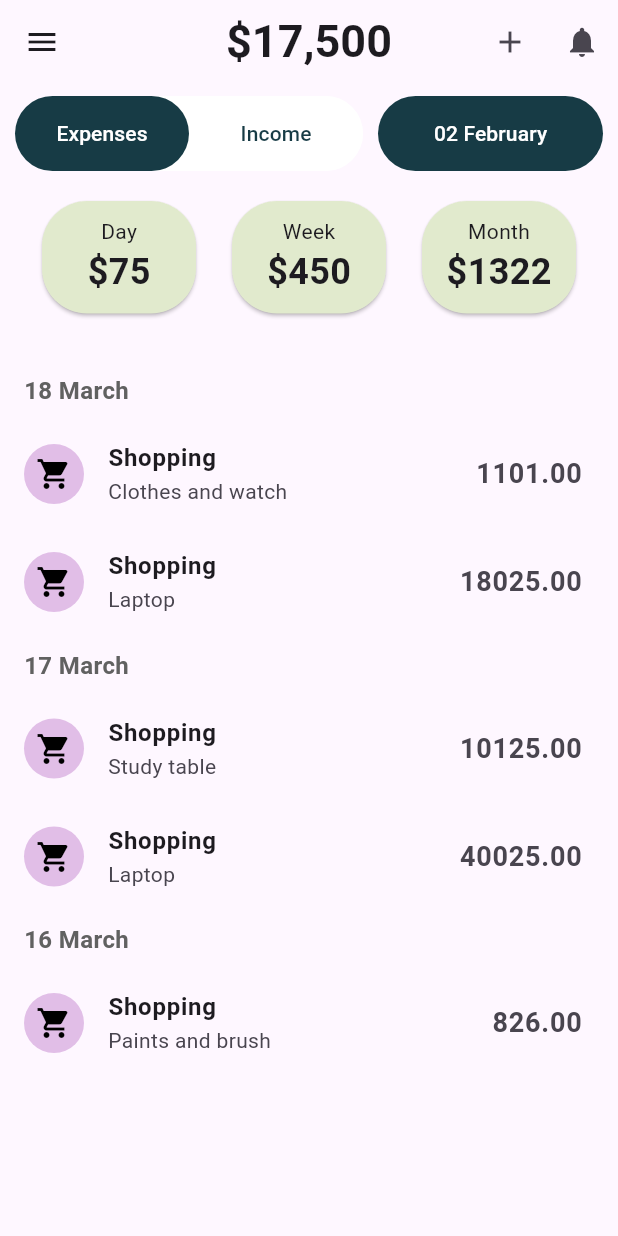
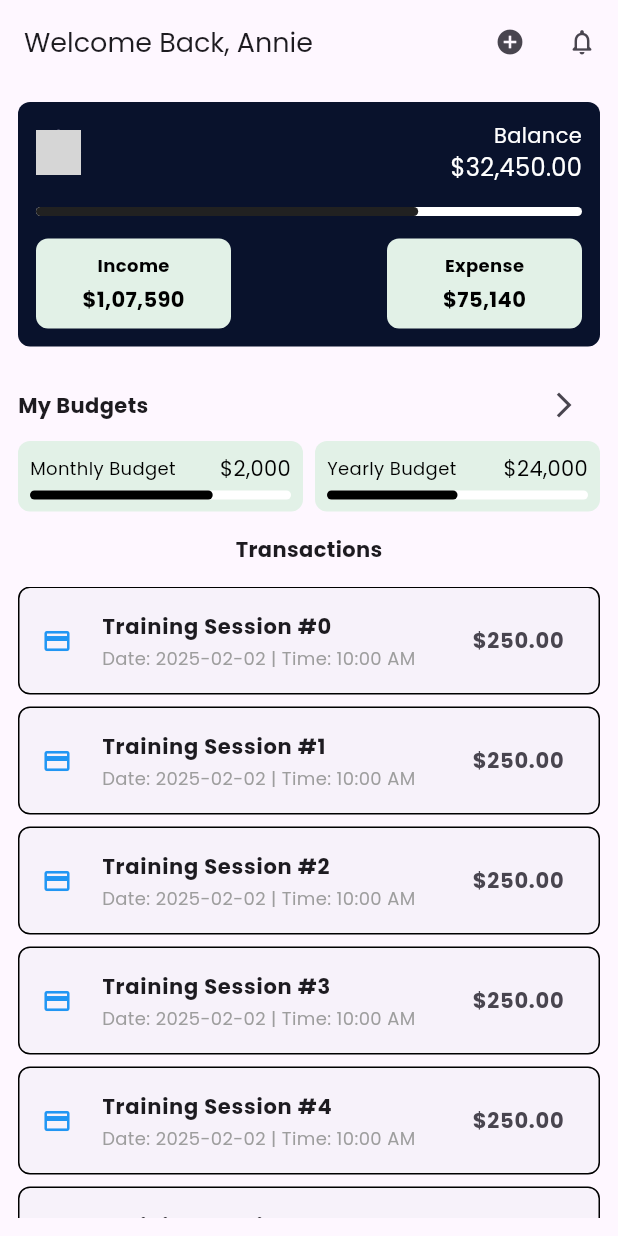
Before and after one commit to anjumArnab/Spend-Wise, a Flutter app: the screen it shows after launch, on a phone screen of 412 x 824 dp. Run offline on Flutter 3.47's test engine with Material 3 defaults, Android fonts, the phone set to English and light mode, and no system bars; our stand-ins replace flutter_local_notifications, google_fonts; grey boxes are pictures that could not be loaded.

Commit message:
ui updated

```diff
--- a/lib/main.dart
+++ b/lib/main.dart
@@ -1,4 +1,5 @@
 import 'package:flutter/material.dart';
+import 'package:google_fonts/google_fonts.dart';
 import 'package:spend_wise/screens/homepage.dart';
 
 void main() {
@@ -13,7 +14,7 @@ class SpendWise extends StatelessWidget {
     return MaterialApp(
       debugShowCheckedModeBanner: false,
       theme: ThemeData(
-        fontFamily: 'Roboto',
+        textTheme: GoogleFonts.poppinsTextTheme()
       ),
       title: 'Spend Wise',
       home: const HomePage(),
--- a/lib/screens/homepage.dart
+++ b/lib/screens/homepage.dart
@@ -1,7 +1,5 @@
 import 'package:flutter/material.dart';
-import 'package:spend_wise/models/transaction.dart';
 import 'package:spend_wise/screens/drawer.dart';
-import 'package:intl/intl.dart';
 import 'package:spend_wise/screens/showModalBottomSheet.dart';
 import 'package:spend_wise/screens/signUpScreen.dart';
 
@@ -13,15 +11,13 @@ class HomePage extends StatefulWidget {
 }
 
 class _HomePageState extends State<HomePage> {
-  int selectedButton = 0;
-  String formattedDate = DateFormat('dd MMMM').format(DateTime.now());
-
   void _bottomSheet() {
     showModalBottomSheet(
       context: context,
       isScrollControlled: true, // Allows height customization
-    shape: RoundedRectangleBorder(
-      borderRadius: BorderRadius.vertical(top: Radius.circular(20)), // Rounded top corners
+      shape: const RoundedRectangleBorder(
+        borderRadius: BorderRadius.vertical(
+            top: Radius.circular(20)), // Rounded top corners
       ),
       backgroundColor: Colors.white, // Background color of the modal
       builder: (context) {
@@ -44,267 +40,153 @@ class _HomePageState extends State<HomePage> {
     );
   }
 
+  void _login() {
+    Navigator.of(context).push(
+      MaterialPageRoute(
+        builder: (context) => SignUpScreen(),
+      ),
+    );
+  }
 
-  Future<void> _selectDate(BuildContext context) async {
-    DateTime? pickedDate = await showDialog(
-      context: context,
-      builder: (BuildContext context) {
-        return Theme(
-          data: ThemeData(
-            dialogTheme: DialogTheme(
-              shape: RoundedRectangleBorder(
-                borderRadius: BorderRadius.circular(0), // Makes it square
+  void _drawer() {
+    Navigator.of(context).push(
+      MaterialPageRoute(
+        builder: (context) => CustomDrawer(
+          email: "",
+          username: "",
+          profilePictureUrl: "",
+          onLogIn: _login,
+          isBackupEnabled: false,
+          onBackupToggle: (bool value) {},
+          onLogout: () {},
+          onExit: () {},
         ),
       ),
-          ),
-          child: DatePickerDialog(
-            initialDate: DateTime.now(),
-            firstDate: DateTime(2000),
-            lastDate: DateTime(2100),
-          ),
     );
-      },
-    );
-
-    if (pickedDate != null) {
-      setState(() {
-        formattedDate = DateFormat('dd MMMM').format(pickedDate);
-      });
   }
-  }
-
-  final List<Transaction> transactions = [
-    Transaction(date: DateTime(2024, 3, 18), category: "Shopping", description: "Clothes and watch", amount: 1101.00),
-    Transaction(date: DateTime(2024, 3, 18), category: "Shopping", description: "Laptop", amount: 18025.00),
-    Transaction(date: DateTime(2024, 3, 17), category: "Shopping", description: "Study table", amount: 10125.00),
-    Transaction(date: DateTime(2024, 3, 17), category: "Shopping", description: "Laptop", amount: 40025.00),
-    Transaction(date: DateTime(2024, 3, 16), category: "Shopping", description: "Paints and brush", amount: 826.00),
-  ];
 
   @override
   Widget build(BuildContext context) {
     return Scaffold(
-      drawer: CustomDrawer(
-        username: 'John Doe',
-        email: "johndoe@gmail.com",
-        profilePictureUrl: "",
-        onLogIn: () {
-          Navigator.pushReplacement(
-            context,
-            MaterialPageRoute(
-              builder: (context) => const SignUpScreen(),
-            ),
-          );
-        },
-        isBackupEnabled: false,
-        onBackupToggle: (_) {},
-        onLogout: () {},
-        onExit: () {},
-      ),
       appBar: AppBar(
-        title: const Text(
-          "\$17,500",
-          style: TextStyle(fontSize: 30, fontWeight: FontWeight.bold),
-        ),
-        centerTitle: true,
+        title:
+            const Text("Welcome Back, Annie", style: TextStyle(fontSize: 18)),
         actions: [
           IconButton(
-            icon: const Icon(Icons.add),
+            icon: const Icon(Icons.add_circle_sharp, size: 20),
             onPressed: _bottomSheet,
           ),
           IconButton(
-            icon: const Icon(Icons.notifications),
+            icon: const Icon(Icons.notifications_none_rounded, size: 20),
             onPressed: () {},
           ),
         ],
       ),
-      body: Column(
+      body: Padding(
+        padding: const EdgeInsets.all(12),
+        child: Column(
           children: [
-          Padding(
-            padding:
-                const EdgeInsets.symmetric(horizontal: 10.0, vertical: 8.0),
-            child: Row(
+            Container(
+              padding: const EdgeInsets.all(12),
+              width: double.infinity,
+              decoration: BoxDecoration(
+                color: const Color.fromRGBO(9, 18, 44, 1.0),
+                borderRadius: BorderRadius.circular(8),
+              ),
+              child: Column(
+                crossAxisAlignment: CrossAxisAlignment.start,
                 children: [
-                Expanded(
-                  child: Container(
-                    height: 50,
-                    decoration: BoxDecoration(
-                      color: Colors.white,
-                      borderRadius: BorderRadius.circular(30),
-                    ),
-                    child: Row(
+                  Row(
                     children: [
-                        Expanded(
-                          child: ElevatedButton(
-                            onPressed: () {
-                              setState(() {
-                                selectedButton = 0;
-                              });
-                            },
-                            style: ElevatedButton.styleFrom(
-                              elevation: 0,
-                              minimumSize: const Size(0, 0),
-                              foregroundColor: selectedButton == 0
-                                  ? Colors.white
-                                  : Color.fromRGBO(23, 59, 69, 1),
-                              backgroundColor: selectedButton == 0
-                                  ? Color.fromRGBO(23, 59, 69, 1)
-                                  : Colors.white,
-                              shape: RoundedRectangleBorder(
-                                borderRadius: BorderRadius.circular(30),
+                      GestureDetector(
+                        onTap: _drawer,
+                        child: const CircleAvatar(
+                          radius: 15,
+                          backgroundImage:
+                              AssetImage("assets/images/annie.jpg"),
                         ),
                       ),
-                            child: const SizedBox.expand(
-                              child: Center(child: Text('Expenses')),
+                      const Spacer(),
+                      const Column(
+                        crossAxisAlignment: CrossAxisAlignment.end,
+                        children: [
+                          Text("Balance",
+                              style:
+                                  TextStyle(color: Colors.white, fontSize: 14)),
+                          Text("\$32,450.00",
+                              style:
+                                  TextStyle(color: Colors.white, fontSize: 16)),
+                        ],
+                      ),
+                    ],
+                  ),
+                  const SizedBox(height: 15),
+                  SizedBox(
+                    width: double.infinity,
+                    height: 6,
+                    child: LinearProgressIndicator(
+                      borderRadius: BorderRadius.circular(8),
+                      value: 0.7,
+                      backgroundColor: Colors.white,
+                      valueColor: const AlwaysStoppedAnimation<Color>(
+                          Color.fromRGBO(33, 33, 33, 1.0)),
                     ),
                   ),
+                  const SizedBox(height: 15),
+                  Row(
+                    mainAxisAlignment: MainAxisAlignment.spaceBetween,
+                    children: [
+                      Container(
+                        width: 130,
+                        height: 60,
+                        decoration: BoxDecoration(
+                          color: const Color.fromRGBO(226, 241, 231, 1.0),
+                          borderRadius: BorderRadius.circular(8),
                         ),
-                        Expanded(
-                          child: ElevatedButton(
-                            onPressed: () {
-                              setState(() {
-                                selectedButton = 1;
-                              });
-                            },
-                            style: ElevatedButton.styleFrom(
-                              elevation: 0,
-                              minimumSize: const Size(0, 0),
-                              foregroundColor: selectedButton == 1
-                                  ? Colors.white
-                                  : Color.fromRGBO(23, 59, 69, 1),
-                              backgroundColor: selectedButton == 1
-                                  ? Color.fromRGBO(23, 59, 69, 1)
-                                  : Colors.white,
-                              shape: RoundedRectangleBorder(
-                                borderRadius: BorderRadius.circular(30),
-                              ),
-                            ),
-                            child: const SizedBox.expand(
-                              child: Center(child: Text('Income')),
-                            ),
-                          ),
-                        ),
+                        child: const Center(
+                          child: Column(
+                            mainAxisSize: MainAxisSize.min,
+                            crossAxisAlignment: CrossAxisAlignment.center,
+                            children: [
+                              Text("Income",
+                                  style: TextStyle(
+                                      color: Colors.black,
+                                      fontWeight: FontWeight.bold,
+                                      fontSize: 12)),
+                              SizedBox(height: 4),
+                              Text("\$1,07,590",
+                                  style: TextStyle(
+                                      color: Colors.black,
+                                      fontSize: 14,
+                                      fontWeight: FontWeight.bold)),
                             ],
                           ),
                         ),
                       ),
-                const SizedBox(width: 10),
                       Container(
-                  width: 150,
-                  height: 50,
+                        width: 130,
+                        height: 60,
                         decoration: BoxDecoration(
-                    color: Colors.white,
-                    borderRadius: BorderRadius.circular(30),
+                          color: const Color.fromRGBO(226, 241, 231, 1.0),
+                          borderRadius: BorderRadius.circular(8),
                         ),
-                  child: ElevatedButton(
-                    onPressed: () => _selectDate(context),
-                    style: ElevatedButton.styleFrom(
-                      elevation: 0,
-                      minimumSize: const Size(0, 0),
-                      foregroundColor: Colors.white,
-                      backgroundColor: Color.fromRGBO(23, 59, 69, 1),
-                      shape: RoundedRectangleBorder(
-                        borderRadius: BorderRadius.circular(30),
-                      ),
-                    ),
-                    child: SizedBox.expand(
-                      child: Center(child: Text(formattedDate)),
-                    ),
-                  ),
-                ),
-              ],
-            ),
-          ),
-          Center(
-            child: Padding(
-              padding: const EdgeInsets.symmetric(
-                  horizontal: 16.0), // Adds padding to screen edges
+                        child: const Center(
                           child: Column(
-                mainAxisAlignment: MainAxisAlignment.center,
+                            mainAxisSize: MainAxisSize.min,
                             crossAxisAlignment: CrossAxisAlignment.center,
                             children: [
-                  Row(
-                    mainAxisAlignment:
-                        MainAxisAlignment.spaceBetween, // Ensures equal spacing
-                    children: [
-                      Expanded(
-                        child: Padding(
-                          padding: const EdgeInsets.all(8.0),
-                          child: Card(
-                            color: Color.fromARGB(255, 225, 234, 205),
-                            shape: RoundedRectangleBorder(
-                              borderRadius: BorderRadius.circular(30),
-                            ),
-                            child: const SizedBox(
-                              width: 75,
-                              height: 75,
-                              child: Column(
-                                mainAxisAlignment: MainAxisAlignment.center,
-                                children: [
-                                  Text("Day"),
-                                  Text(
-                                    "\$75",
+                              Text("Expense",
                                   style: TextStyle(
-                                        fontSize: 24,
-                                        fontWeight: FontWeight.bold),
-                                  ),
+                                      color: Colors.black,
+                                      fontWeight: FontWeight.bold,
+                                      fontSize: 12)),
+                              SizedBox(height: 4),
+                              Text("\$75,140",
+                                  style: TextStyle(
+                                      color: Colors.black,
+                                      fontSize: 14,
+                                      fontWeight: FontWeight.bold)),
                             ],
-                              ),
-                            ),
-                          ),
-                        ),
-                      ),
-                      Expanded(
-                        child: Padding(
-                          padding: const EdgeInsets.all(8.0),
-                          child: Card(
-                            color: Color.fromARGB(255, 225, 234, 205),
-                            shape: RoundedRectangleBorder(
-                              borderRadius: BorderRadius.circular(30),
-                            ),
-                            child: const SizedBox(
-                              width: 75,
-                              height: 75,
-                              child: Column(
-                                mainAxisAlignment: MainAxisAlignment.center,
-                                children: [
-                                  Text("Week"),
-                                  Text(
-                                    "\$450",
-                                    style: TextStyle(
-                                        fontSize: 24,
-                                        fontWeight: FontWeight.bold),
-                                  ),
-                                ],
-                              ),
-                            ),
-                          ),
-                        ),
-                      ),
-                      Expanded(
-                        child: Padding(
-                          padding: const EdgeInsets.all(8.0),
-                          child: Card(
-                            color: Color.fromARGB(255, 225, 234, 205),
-                            shape: RoundedRectangleBorder(
-                              borderRadius: BorderRadius.circular(30),
-                            ),
-                            child: const SizedBox(
-                              width: 75,
-                              height: 75,
-                              child: Column(
-                                mainAxisAlignment: MainAxisAlignment.center,
-                                children: [
-                                  Text("Month"),
-                                  Text(
-                                    "\$1322",
-                                    style: TextStyle(
-                                        fontSize: 24,
-                                        fontWeight: FontWeight.bold),
-                                  ),
-                                ],
-                              ),
-                            ),
                           ),
                         ),
                       ),
@@ -313,48 +195,137 @@ class _HomePageState extends State<HomePage> {
                 ],
               ),
             ),
+            const SizedBox(height: 15),
+            // Budgets section
+            Row(
+              mainAxisAlignment: MainAxisAlignment.spaceBetween,
+              children: [
+                const Text("My Budgets",
+                    style:
+                        TextStyle(fontWeight: FontWeight.bold, fontSize: 14)),
+                IconButton(
+                    onPressed: () {},
+                    icon: const Icon(Icons.arrow_forward_ios_sharp, size: 20)),
+              ],
             ),
-          const SizedBox(height: 20),
+            Row(
+              mainAxisAlignment: MainAxisAlignment.spaceBetween,
+              children: [
+                Expanded(
+                  child: Container(
+                    padding: const EdgeInsets.all(8),
+                    decoration: BoxDecoration(
+                      color: const Color.fromRGBO(226, 241, 231, 1.0),
+                      borderRadius: BorderRadius.circular(8),
+                    ),
+                    child: Column(
+                      crossAxisAlignment: CrossAxisAlignment.start,
+                      children: [
+                        const Row(
+                          mainAxisAlignment: MainAxisAlignment.spaceBetween,
+                          children: [
+                            Text("Monthly Budget",
+                                style: TextStyle(
+                                    color: Colors.black, fontSize: 12)),
+                            Text("\$2,000",
+                                style: TextStyle(
+                                    color: Colors.black, fontSize: 14)),
+                          ],
+                        ),
+                        const SizedBox(height: 5),
+                        SizedBox(
+                          width: double.infinity,
+                          height: 6,
+                          child: LinearProgressIndicator(
+                            borderRadius: BorderRadius.circular(8),
+                            value: 0.7,
+                            backgroundColor: Colors.white,
+                            valueColor:
+                                const AlwaysStoppedAnimation<Color>(Colors.black),
+                          ),
+                        ),
+                      ],
+                    ),
+                  ),
+                ),
+                const SizedBox(width: 8),
+                Expanded(
+                  child: Container(
+                    padding: const EdgeInsets.all(8),
+                    decoration: BoxDecoration(
+                      color: const Color.fromRGBO(226, 241, 231, 1.0),
+                      borderRadius: BorderRadius.circular(8),
+                    ),
+                    child: Column(
+                      crossAxisAlignment: CrossAxisAlignment.start,
+                      children: [
+                        const Row(
+                          mainAxisAlignment: MainAxisAlignment.spaceBetween,
+                          children: [
+                            Text("Yearly Budget",
+                                style: TextStyle(
+                                    color: Colors.black, fontSize: 12)),
+                            Text("\$24,000",
+                                style: TextStyle(
+                                    color: Colors.black, fontSize: 14)),
+                          ],
+                        ),
+                        const SizedBox(height: 5),
+                        SizedBox(
+                          width: double.infinity,
+                          height: 6,
+                          child: LinearProgressIndicator(
+                            borderRadius: BorderRadius.circular(8),
+                            value: 0.5,
+                            backgroundColor: Colors.white,
+                            valueColor:
+                               const  AlwaysStoppedAnimation<Color>(Colors.black),
+                          ),
+                        ),
+                      ],
+                    ),
+                  ),
+                ),
+              ],
+            ),
+            const SizedBox(height: 15),
+            // Transaction list with Card
+            const Text(
+              "Transactions",
+              style: TextStyle(fontWeight: FontWeight.bold, fontSize: 14),
+            ),
+           const SizedBox(height: 15),
             Expanded(
               child: ListView.builder(
-        itemCount: transactions.length,
+                itemCount: 10, // Number of transactions to display
                 itemBuilder: (context, index) {
-          final transaction = transactions[index];
-          final String formattedDate = DateFormat('d MMMM').format(transaction.date);
-          Divider();
-          final bool showDateHeader = index == 0 || transaction.date != transactions[index - 1].date;
-
-          return Column(
-            crossAxisAlignment: CrossAxisAlignment.start,
-            children: [
-              if (showDateHeader)
-                Padding(
-                  padding: const EdgeInsets.symmetric(vertical: 8.0, horizontal: 16.0),
-                  child: Text(
-                    formattedDate,
-                    style: TextStyle(fontSize: 16, fontWeight: FontWeight.bold, color: Colors.grey[700]),
+                  return Card(
+                    elevation: 0,
+                    shape: RoundedRectangleBorder(
+                      side: const BorderSide(color: Colors.black),
+                      borderRadius: BorderRadius.circular(8),
                     ),
+                    margin: const EdgeInsets.only(bottom: 8), // Reduced margin
+                    child: ListTile(
+                      leading: const Icon(Icons.credit_card,
+                          color: Colors.blue, size: 20), // Smaller icon
+                      title: Text("Training Session #$index",
+                          style: const TextStyle(
+                              fontWeight: FontWeight.bold, fontSize: 14)),
+                      subtitle: const Text("Date: 2025-02-02 | Time: 10:00 AM",
+                          style: TextStyle(
+                              color: Colors.grey, fontSize: 12)),
+                      trailing: const Text("\$250.00",
+                          style: TextStyle(
+                              fontSize: 14, fontWeight: FontWeight.bold)),
                     ),
-              ListTile(
-                leading: CircleAvatar(
-                  backgroundColor: Colors.purple[100],
-                  child: Icon(Icons.shopping_cart, color: Colors.black),
-                ),
-                title: Text(transaction.category, style: TextStyle(fontWeight: FontWeight.bold)),
-                subtitle: Text(transaction.description),
-                trailing: Text(
-                  "${transaction.amount.toStringAsFixed(2)}",
-                  style: TextStyle(fontSize: 18, fontWeight: FontWeight.bold),
-                ),
-              ),
-             // Divider(),
-            ],
                   );
                 },
               ),
             ),
           ],
         ),
+      ),
     );
   }
 }
--- a/lib/screens/signUpScreen.dart
+++ b/lib/screens/signUpScreen.dart
@@ -194,7 +194,7 @@ class _SignUpScreenState extends State<SignUpScreen> {
             // Sign Up / Log In Button
             SizedBox(
               width: 150,
-              height:50,
+              height: 50,
               child: ElevatedButton(
                 onPressed: () {},
                 style: ElevatedButton.styleFrom(
```
Lines whose indentation alone changed are shown as unchanged.
